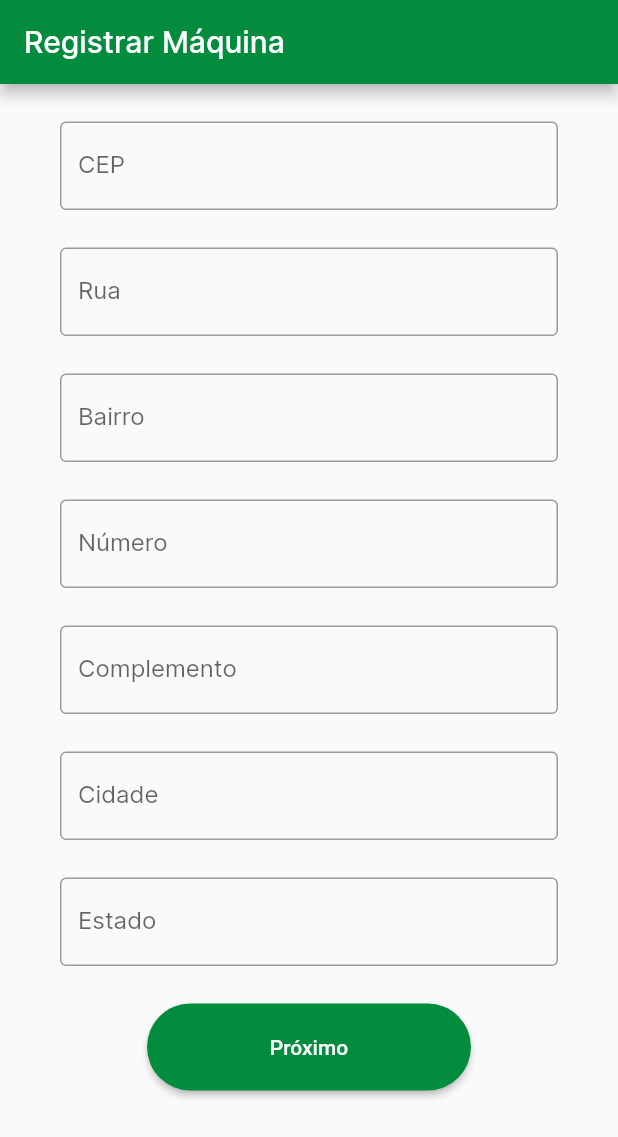
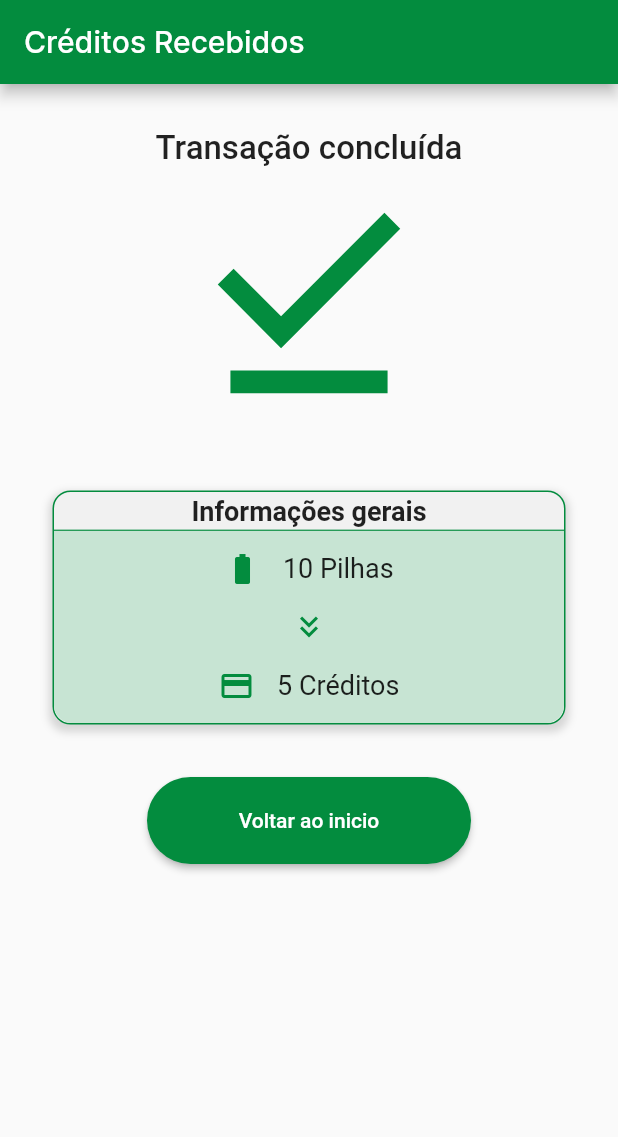
Before and after one commit to Estacao-pilhas-pi2/battery-mobile, a Flutter app: the screen it shows after launch, on a phone screen of 412 x 824 dp. Shown: the top 1137 px of the screen. Run offline on Flutter 3.47's test engine with Material 2 defaults, Android fonts, the phone set to English and light mode, and no system bars; our stand-ins replace flutter_map, geolocator, latlong2, mask_text_input_formatter; missing offline and left inert: app_settings, flutter_map_location_marker, mobile_scanner.

Commit message:
Adicionando layout da tela de tração

```diff
--- a/lib/main.dart
+++ b/lib/main.dart
@@ -1,7 +1,9 @@
 import 'package:estacao_pilhas/pages/machine_register/location_register.dart';
+import 'package:estacao_pilhas/pages/recycler_page/recycler_page.dart';
 import 'package:flutter/material.dart';
 
 import 'globals/colors.dart';
+import 'pages/credits_received/credits_received.dart';
 
 void main() {
   runApp(const MyApp());
@@ -15,6 +17,6 @@ class MyApp extends StatelessWidget {
     return MaterialApp(
         title: 'Estação Pilhas',
         theme: AppColors.appTheme,
-        home: const LocationRegister(machineId: 5));
+        home: const CreditsReceived());
   }
 }
--- /dev/null
+++ b/lib/pages/credits_received/credits_received.dart
@@ -0,0 +1,149 @@
+import 'package:estacao_pilhas/globals/colors.dart';
+import 'package:estacao_pilhas/pages/recycler_page/recycler_page.dart';
+import 'package:flutter/material.dart';
+
+class CreditsReceived extends StatefulWidget {
+  const CreditsReceived({super.key});
+
+  @override
+  State<CreditsReceived> createState() => _CreditsReceivedState();
+}
+
+class _CreditsReceivedState extends State<CreditsReceived> {
+  @override
+  Widget build(BuildContext context) {
+    Size deviceSize = MediaQuery.of(context).size;
+
+    return SafeArea(
+      child: Scaffold(
+        appBar: AppBar(
+          title: const Text("Créditos Recebidos"),
+        ),
+        body: ListView(children: [
+          const SizedBox(height: 30),
+          Column(
+            mainAxisAlignment: MainAxisAlignment.center,
+            children: [
+              const Text(
+                "Transação concluída",
+                style: TextStyle(fontWeight: FontWeight.w500, fontSize: 22),
+              ),
+              Icon(
+                Icons.download_done,
+                color: StaticColors.primary,
+                size: 180,
+              ),
+              const SizedBox(height: 35),
+              Padding(
+                padding: const EdgeInsets.symmetric(horizontal: 35),
+                child: Container(
+                  width: deviceSize.width,
+                  decoration: BoxDecoration(
+                      color: StaticColors.background,
+                      boxShadow: [
+                        BoxShadow(
+                          color: Colors.grey.withOpacity(0.4),
+                          spreadRadius: 2,
+                          blurRadius: 4,
+                          offset: const Offset(0, 3),
+                        ),
+                      ],
+                      border: Border.all(color: StaticColors.primary),
+                      borderRadius:
+                          const BorderRadius.all(Radius.circular(12))),
+                  child: Column(
+                    crossAxisAlignment: CrossAxisAlignment.center,
+                    children: [
+                      const Center(
+                        child: Padding(
+                          padding: EdgeInsets.all(2.0),
+                          child: Text(
+                            "Informações gerais",
+                            style: TextStyle(
+                                fontWeight: FontWeight.bold, fontSize: 18),
+                          ),
+                        ),
+                      ),
+                      Divider(
+                          height: 1,
+                          color: StaticColors.primary,
+                          thickness: 0.8),
+                      Container(
+                        padding: const EdgeInsets.all(5),
+                        decoration: BoxDecoration(
+                            color: StaticColors.secondary,
+                            borderRadius: const BorderRadius.only(
+                                bottomLeft: Radius.circular(12),
+                                bottomRight: Radius.circular(12))),
+                        child: Padding(
+                          padding: const EdgeInsets.all(8.0),
+                          child: Row(
+                            mainAxisAlignment: MainAxisAlignment.center,
+                            children: [
+                              Column(
+                                children: [
+                                  Row(
+                                    children: [
+                                      Icon(
+                                        Icons.battery_std,
+                                        color: StaticColors.primary,
+                                      ),
+                                      const SizedBox(width: 15),
+                                      const Text(
+                                        "10 Pilhas",
+                                        style: TextStyle(fontSize: 18),
+                                      )
+                                    ],
+                                  ),
+                                  const SizedBox(height: 15),
+                                  Icon(
+                                    Icons.keyboard_double_arrow_down,
+                                    color: StaticColors.primary,
+                                  ),
+                                  const SizedBox(height: 15),
+                                  Row(
+                                    children: [
+                                      Icon(
+                                        Icons.credit_card,
+                                        color: StaticColors.primary,
+                                      ),
+                                      const SizedBox(width: 15),
+                                      const Text(
+                                        "5 Créditos",
+                                        style: TextStyle(fontSize: 18),
+                                      ),
+                                    ],
+                                  ),
+                                ],
+                              ),
+                            ],
+                          ),
+                        ),
+                      )
+                    ],
+                  ),
+                ),
+              ),
+              Padding(
+                padding: const EdgeInsets.only(top: 35),
+                child: ElevatedButton(
+                  onPressed: () => Navigator.of(context).push(MaterialPageRoute(
+                      builder: (context) => const RecyclerPage())),
+                  style: ElevatedButton.styleFrom(
+                    minimumSize: const Size(216, 58),
+                    shape: RoundedRectangleBorder(
+                        borderRadius: BorderRadius.circular(100)),
+                  ),
+                  child: const Text(
+                    "Voltar ao inicio",
+                    style: TextStyle(fontSize: 14),
+                  ),
+                ),
+              ),
+            ],
+          )
+        ]),
+      ),
+    );
+  }
+}
--- a/lib/pages/recycler_page/recycler_page.dart
+++ b/lib/pages/recycler_page/recycler_page.dart
@@ -5,6 +5,7 @@ import 'package:flutter_map_location_marker/flutter_map_location_marker.dart';
 import 'package:geolocator/geolocator.dart';
 import 'package:latlong2/latlong.dart';
 
+import '../credits_received/credits_received.dart';
 import '../qr_code_reader/qr_code_reader.dart';
 import 'components/location_error_dialog.dart';
 import 'controllers/recycler_page_controller.dart';
@@ -217,6 +218,8 @@ class _RecyclerPageState extends State<RecyclerPage> {
                           onRead: (capture, context) {
                             if (capture['id'] != null) {
                               debugPrint('Valor lido: $capture');
+                              Navigator.of(context).push(MaterialPageRoute(
+                                  builder: (context) => CreditsReceived()));
                             } else {
                               debugPrint('Valor errado');
                             }
```
